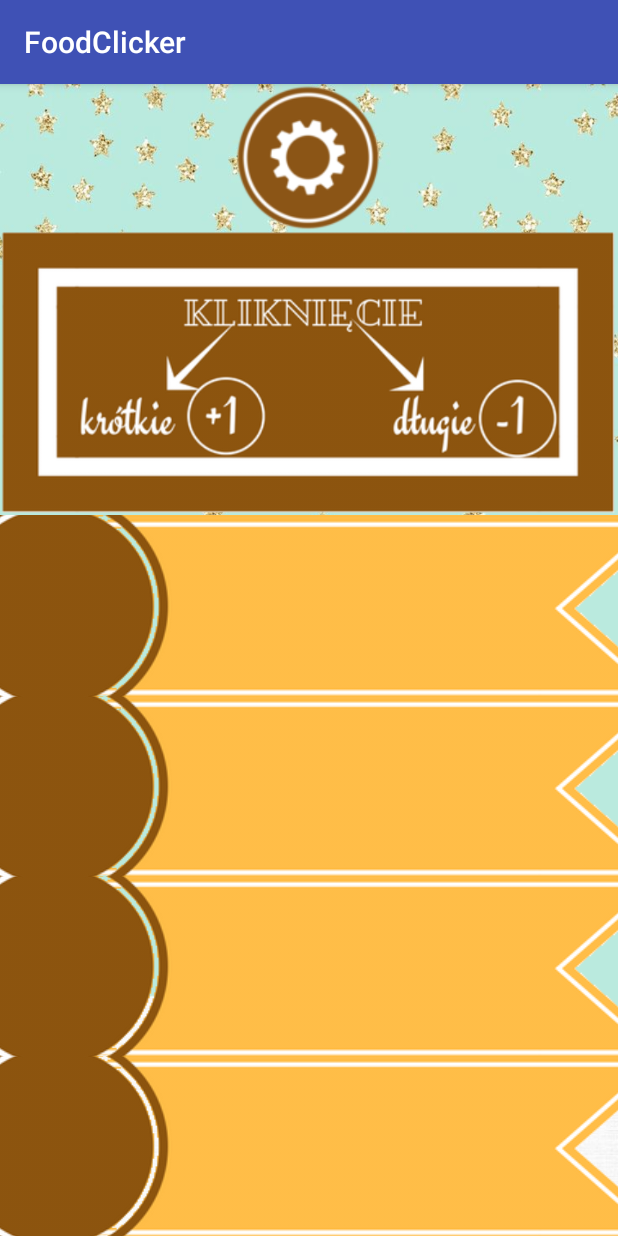
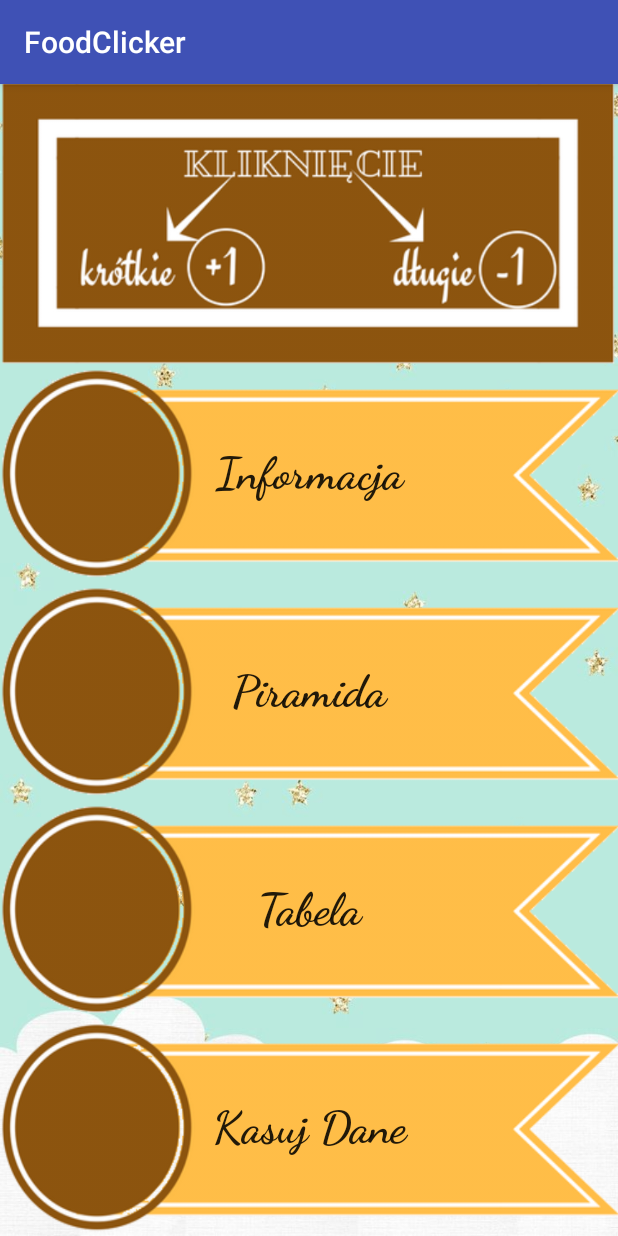
Before and after one commit to tomaszd/FoodClicker, an Android app: the Settings screen opened directly, with no data from a screen before it, on a phone screen of 412 x 824 dp. Run offline under Robolectric (Android 15) with nearby library versions, the phone set to English and light mode, and no system bars.

Commit message:
added settings activity

```diff
--- a/app/src/main/res/layout/activity_settings.xml
+++ b/app/src/main/res/layout/activity_settings.xml
@@ -7,30 +7,11 @@
     android:orientation="vertical">
 
 
-    <LinearLayout
-        android:layout_width="wrap_content"
-        android:layout_height="wrap_content"
-        android:layout_weight="1"
-        android:layout_gravity="center"
-        android:orientation="horizontal">
-
-        <ImageButton
-            android:id="@+id/logoSettings"
-
-            android:layout_width="wrap_content"
-            android:layout_height="fill_parent"
-            android:layout_weight="1"
-            android:adjustViewBounds="true"
-            android:background="@null"
-            android:scaleType="centerCrop"
-            android:src="@drawable/settings" />
-    </LinearLayout>
-
     <ImageButton
         android:id="@+id/clickLogo"
 
         android:layout_width="fill_parent"
-        android:layout_height="wrap_content"
+        android:layout_height="fill_parent"
         android:layout_weight="1"
         android:adjustViewBounds="true"
         android:background="@null"
@@ -38,43 +19,28 @@
         android:src="@drawable/click_logo" />
 
 
-    <ImageButton
-        android:id="@+id/btnWstazka1"
-        android:layout_width="fill_parent"
-        android:layout_height="wrap_content"
-        android:layout_weight="1"
-        android:adjustViewBounds="true"
-        android:background="@null"
+    <Button
+        android:id="@+id/btnInformacja"
+        style="@style/wstazki_settings"
+        android:src="@drawable/wstazka"
+        android:text="Informacja"
+ />
 
+    <Button
+        android:id="@+id/btnPiramida"
+        android:text="Piramida"
+
+        style="@style/wstazki_settings"
         android:src="@drawable/wstazka" />
 
-    <ImageButton
-        android:id="@+id/btnWstazka2"
-        android:layout_width="fill_parent"
-        android:layout_height="wrap_content"
-        android:layout_weight="1"
-        android:adjustViewBounds="true"
-        android:background="@null"
+    <Button
+        android:id="@+id/btnTabela"
+        android:text="Tabela"
+        style="@style/wstazki_settings" />
 
-        android:src="@drawable/wstazka" />
-
-    <ImageButton
-        android:id="@+id/btnWstazka3"
-        android:layout_width="fill_parent"
-        android:layout_height="wrap_content"
-        android:layout_weight="1"
-        android:adjustViewBounds="true"
-        android:background="@null"
-
-        android:src="@drawable/wstazka" />
-
-    <ImageButton
-        android:id="@+id/btnWstazka4"
-        android:layout_width="fill_parent"
-        android:layout_height="wrap_content"
-        android:layout_weight="1"
-        android:adjustViewBounds="true"
-        android:background="@null"
-        android:src="@drawable/wstazka" />
+    <Button
+        android:id="@+id/btnKasujDane"
+        style="@style/wstazki_settings"
+        android:text="Kasuj Dane" />
 
 </LinearLayout>
--- a/app/src/main/res/values/styles.xml
+++ b/app/src/main/res/values/styles.xml
@@ -8,4 +8,17 @@
         <item name="colorAccent">@color/colorAccent</item>
     </style>
 
+    <style name="wstazki_settings">
+        <item name="android:layout_width">fill_parent</item>
+        <item name="android:layout_height">fill_parent</item>
+        <item name="android:layout_weight">1</item>
+        <item name="android:background">@drawable/wstazka</item>
+        <item name="android:scaleType">centerCrop</item>
+        <item name="android:fontFamily">cursive</item>
+        <item name="android:textAlignment">center</item>
+        <item name="android:textAllCaps">false</item>
+        <item name="android:textSize">30sp</item>
+        <item name="android:textStyle">bold</item>
+    </style>
+
 </resources>
```
Also changed, not shown: app/src/main/java/com/example/tomaszek/foodclicker/MainActivity.java (+18 -0 lines), app/src/main/res/layout/activity_main.xml (+21 -5 lines).
